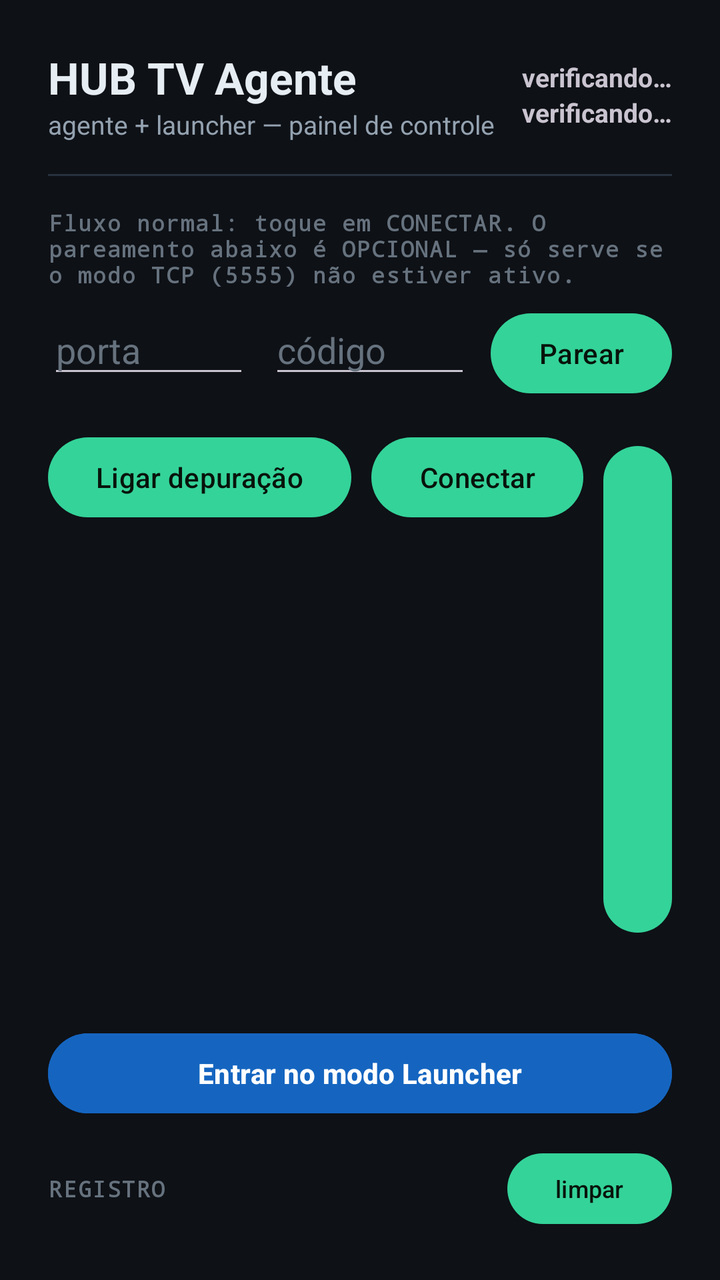
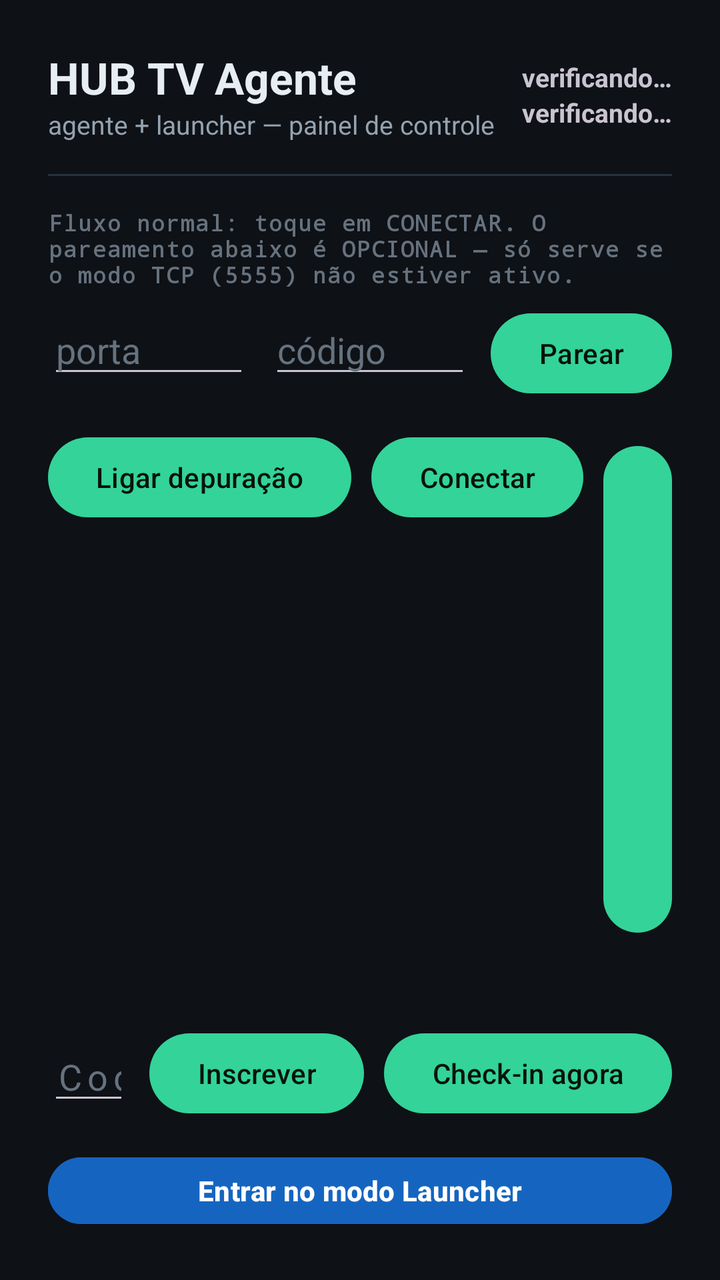

Screens rendered from an Android XML layout before and after an edit, with the pre-edit source and the edit as a unified diff.
<!-- AndroidManifest.xml: application theme Theme.Agent -->
<!-- res/layout/activity_main.xml -->
<?xml version="1.0" encoding="utf-8"?>
<LinearLayout xmlns:android="http://schemas.android.com/apk/res/android"
    android:layout_width="match_parent"
    android:layout_height="match_parent"
    android:orientation="vertical"
    android:background="@color/fundo"
    android:padding="24dp">

    
    <LinearLayout
        android:layout_width="match_parent"
        android:layout_height="wrap_content"
        android:orientation="horizontal"
        android:gravity="center_vertical">

        <LinearLayout
            android:layout_width="0dp"
            android:layout_weight="1"
            android:layout_height="wrap_content"
            android:orientation="vertical">

            <TextView
                android:layout_width="wrap_content"
                android:layout_height="wrap_content"
                android:text="@string/app_name"
                android:textColor="@color/texto"
                android:textSize="22sp"
                android:textStyle="bold" />

            <TextView
                android:layout_width="wrap_content"
                android:layout_height="wrap_content"
                android:text="@string/subtitulo"
                android:textColor="@color/suave"
                android:textSize="13sp" />
        </LinearLayout>

        <LinearLayout
            android:layout_width="wrap_content"
            android:layout_height="wrap_content"
            android:orientation="vertical"
            android:gravity="end">

            <TextView
                android:id="@+id/estado_depuracao"
                android:layout_width="wrap_content"
                android:layout_height="wrap_content"
                android:text="@string/verificando"
                android:textSize="13sp"
                android:textStyle="bold" />

            <TextView
                android:id="@+id/estado_conexao"
                android:layout_width="wrap_content"
                android:layout_height="wrap_content"
                android:text="@string/verificando"
                android:textSize="13sp"
                android:textStyle="bold" />
        </LinearLayout>
    </LinearLayout>

    <View
        android:layout_width="match_parent"
        android:layout_height="1dp"
        android:layout_marginTop="16dp"
        android:layout_marginBottom="16dp"
        android:background="@color/borda" />

    
    <TextView
        style="@style/Rotulo"
        android:text="@string/passo_parear" />

    <LinearLayout
        android:layout_width="match_parent"
        android:layout_height="wrap_content"
        android:orientation="horizontal"
        android:layout_marginTop="8dp">

        <EditText
            android:id="@+id/campo_porta"
            android:layout_width="0dp"
            android:layout_weight="1"
            android:layout_height="wrap_content"
            android:hint="@string/porta"
            android:inputType="number"
            android:importantForAutofill="no"
            android:textColor="@color/texto"
            android:textColorHint="@color/fraco" />

        <EditText
            android:id="@+id/campo_codigo"
            android:layout_width="0dp"
            android:layout_weight="1"
            android:layout_height="wrap_content"
            android:layout_marginStart="10dp"
            android:hint="@string/codigo"
            android:inputType="number"
            android:maxLength="6"
            android:importantForAutofill="no"
            android:textColor="@color/texto"
            android:textColorHint="@color/fraco" />

        <Button
            android:id="@+id/btn_parear"
            android:layout_width="wrap_content"
            android:layout_height="wrap_content"
            android:layout_marginStart="10dp"
            android:text="@string/parear" />
    </LinearLayout>

    
    <LinearLayout
        android:layout_width="match_parent"
        android:layout_height="wrap_content"
        android:orientation="horizontal"
        android:layout_marginTop="14dp">

        <Button
            android:id="@+id/btn_ligar_depuracao"
            android:layout_width="wrap_content"
            android:layout_height="wrap_content"
            android:text="@string/ligar_depuracao" />

        <Button
            android:id="@+id/btn_conectar"
            android:layout_width="wrap_content"
            android:layout_height="wrap_content"
            android:layout_marginStart="10dp"
            android:text="@string/conectar" />

        <Button
            android:id="@+id/btn_testar"
            android:layout_width="wrap_content"
            android:layout_height="wrap_content"
            android:layout_marginStart="10dp"
            android:text="@string/testar" />

        <Button
            android:id="@+id/btn_fixar_porta"
            android:layout_width="wrap_content"
            android:layout_height="wrap_content"
            android:layout_marginStart="10dp"
            android:text="@string/fixar_porta" />

        <Button
            android:id="@+id/btn_checkin"
            android:layout_width="wrap_content"
            android:layout_height="wrap_content"
            android:layout_marginStart="10dp"
            android:text="@string/checkin" />

        <ProgressBar
            android:id="@+id/progresso"
            android:layout_width="26dp"
            android:layout_height="26dp"
            android:layout_gravity="center_vertical"
            android:layout_marginStart="14dp"
            android:visibility="invisible" />
    </LinearLayout>

    
    <Button
        android:id="@+id/btn_launcher"
        android:layout_width="match_parent"
        android:layout_height="wrap_content"
        android:layout_marginTop="14dp"
        android:text="@string/entrar_launcher"
        android:backgroundTint="#1565C0"
        android:textColor="#FFFFFF"
        android:textStyle="bold" />

    
    <LinearLayout
        android:layout_width="match_parent"
        android:layout_height="wrap_content"
        android:orientation="horizontal"
        android:gravity="center_vertical"
        android:layout_marginTop="12dp">

        <TextView
            style="@style/Rotulo"
            android:layout_width="0dp"
            android:layout_weight="1"
            android:text="@string/registro" />

        <Button
            android:id="@+id/btn_limpar"
            android:layout_width="wrap_content"
            android:layout_height="wrap_content"
            android:minWidth="0dp"
            android:text="@string/limpar"
            android:textSize="12sp" />
    </LinearLayout>

    <ScrollView
        android:id="@+id/rolagem"
        android:layout_width="match_parent"
        android:layout_height="0dp"
        android:layout_weight="1"
        android:layout_marginTop="8dp"
        android:background="@color/painel"
        android:padding="14dp">

        <TextView
            android:id="@+id/registro"
            android:layout_width="match_parent"
            android:layout_height="wrap_content"
            android:fontFamily="monospace"
            android:textColor="@color/suave"
            android:textSize="12sp"
            android:textIsSelectable="true" />
    </ScrollView>
</LinearLayout>
<!-- resources referenced by this layout -->
<resources>
  <color name="borda">#28323E</color>
  <color name="fraco">#66727E</color>
  <color name="fundo">#0E1116</color>
  <color name="painel">#161B22</color>
  <color name="suave">#94A2B0</color>
  <color name="texto">#E6EDF3</color>
  <string name="app_name">HUB TV Agente</string>
  <string name="checkin">Check-in agora</string>
  <string name="codigo">código</string>
  <string name="conectar">Conectar</string>
  <string name="entrar_launcher">Entrar no modo Launcher</string>
  <string name="fixar_porta">Fixar porta 5555</string>
  <string name="ligar_depuracao">Ligar depuração</string>
  <string name="limpar">limpar</string>
  <string name="parear">Parear</string>
  <string name="passo_parear">Fluxo normal: toque em CONECTAR. O pareamento abaixo é OPCIONAL — só serve se o modo TCP (5555) não estiver ativo.</string>
  <string name="porta">porta</string>
  <string name="registro">REGISTRO</string>
  <string name="subtitulo">agente + launcher — painel de controle</string>
  <string name="testar">Testar poderes</string>
  <string name="verificando">verificando…</string>
  <style name="Rotulo">
          <item name="android:layout_width">wrap_content</item>
          <item name="android:layout_height">wrap_content</item>
          <item name="android:textColor">@color/fraco</item>
          <item name="android:textSize">11sp</item>
          <item name="android:textStyle">bold</item>
          <item name="android:letterSpacing">0.06</item>
          <item name="android:fontFamily">monospace</item>
      </style>
  <style name="Theme.Agent" parent="Theme.Material3.Dark.NoActionBar">
          <item name="android:windowBackground">@color/fundo</item>
          <item name="colorPrimary">@color/accent</item>
          <item name="colorOnPrimary">#08130C</item>
          <item name="android:statusBarColor">@color/fundo</item>
          <item name="android:navigationBarColor">@color/fundo</item>
      </style>
  <color name="accent">#34D399</color>
</resources>

<!-- the commit's change to res/layout/activity_main.xml (unified diff, before → after) -->
@@ -143,13 +143,6 @@
             android:layout_marginStart="10dp"
             android:text="@string/fixar_porta" />
 
-        <Button
-            android:id="@+id/btn_checkin"
-            android:layout_width="wrap_content"
-            android:layout_height="wrap_content"
-            android:layout_marginStart="10dp"
-            android:text="@string/checkin" />
-
         <ProgressBar
             android:id="@+id/progresso"
             android:layout_width="26dp"
@@ -160,6 +153,43 @@
     </LinearLayout>
 
     
+    <LinearLayout
+        android:layout_width="match_parent"
+        android:layout_height="wrap_content"
+        android:orientation="horizontal"
+        android:layout_marginTop="14dp"
+        android:gravity="center_vertical">
+
+        <EditText
+            android:id="@+id/campo_codigo"
+            android:layout_width="0dp"
+            android:layout_weight="1"
+            android:layout_height="wrap_content"
+            android:hint="@string/codigo_inscricao"
+            android:inputType="number"
+            android:maxLength="6"
+            android:importantForAutofill="no"
+            android:textColor="@color/texto"
+            android:textColorHint="@color/fraco"
+            android:textSize="18sp"
+            android:letterSpacing="0.15" />
+
+        <Button
+            android:id="@+id/btn_inscrever"
+            android:layout_width="wrap_content"
+            android:layout_height="wrap_content"
+            android:layout_marginStart="10dp"
+            android:text="@string/inscrever" />
+
+        <Button
+            android:id="@+id/btn_checkin"
+            android:layout_width="wrap_content"
+            android:layout_height="wrap_content"
+            android:layout_marginStart="10dp"
+            android:text="@string/checkin" />
+    </LinearLayout>
+
+    
     <Button
         android:id="@+id/btn_launcher"
         android:layout_width="match_parent"
<!-- resource entries referenced after the edit -->
@@ -9,9 +9,11 @@
   <string name="app_name">HUB TV Agente</string>
   <string name="checkin">Check-in agora</string>
   <string name="codigo">código</string>
+  <string name="codigo_inscricao">Codigo de inscricao</string>
   <string name="conectar">Conectar</string>
   <string name="entrar_launcher">Entrar no modo Launcher</string>
   <string name="fixar_porta">Fixar porta 5555</string>
+  <string name="inscrever">Inscrever</string>
   <string name="ligar_depuracao">Ligar depuração</string>
   <string name="limpar">limpar</string>
   <string name="parear">Parear</string>
